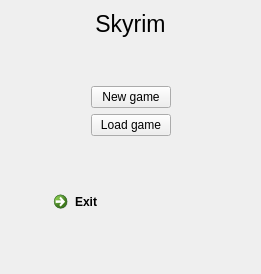
Above: mainwindow.ui from sorge13248/skyrimqt before the change. Below: the same form after it.
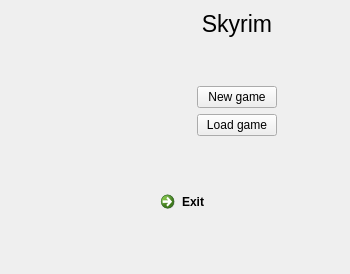
That is the form after the change.

The edit to the form file:
```diff
--- a/mainwindow.ui
+++ b/mainwindow.ui
@@ -6,19 +6,19 @@
    <rect>
     <x>0</x>
     <y>0</y>
-    <width>261</width>
+    <width>350</width>
     <height>274</height>
    </rect>
   </property>
   <property name="minimumSize">
    <size>
-    <width>261</width>
+    <width>350</width>
     <height>274</height>
    </size>
   </property>
   <property name="maximumSize">
    <size>
-    <width>261</width>
+    <width>350</width>
     <height>274</height>
    </size>
   </property>
@@ -27,9 +27,13 @@
   </property>
   <widget class="QWidget" name="centralWidget">
    <layout class="QGridLayout" name="gridLayout">
-    <item row="0" column="0">
+    <item row="1" column="1">
+     <layout class="QHBoxLayout" name="horizontalLayout_5">
+      <item>
      <layout class="QVBoxLayout" name="verticalLayout">
       <item>
+         <layout class="QHBoxLayout" name="horizontalLayout_4">
+          <item>
        <widget class="QLabel" name="label">
         <property name="font">
          <font>
@@ -44,6 +48,8 @@
         </property>
        </widget>
       </item>
+         </layout>
+        </item>
       <item>
        <spacer name="verticalSpacer_2">
         <property name="orientation">
@@ -207,6 +213,33 @@
        </spacer>
       </item>
      </layout>
+      </item>
+     </layout>
+    </item>
+    <item row="1" column="0">
+     <widget class="QLabel" name="logoLabel">
+      <property name="minimumSize">
+       <size>
+        <width>118</width>
+        <height>182</height>
+       </size>
+      </property>
+      <property name="maximumSize">
+       <size>
+        <width>118</width>
+        <height>182</height>
+       </size>
+      </property>
+      <property name="styleSheet">
+       <string notr="true">margin-left: 20px</string>
+      </property>
+      <property name="text">
+       <string/>
+      </property>
+      <property name="scaledContents">
+       <bool>false</bool>
+      </property>
+     </widget>
     </item>
    </layout>
   </widget>
```
Lines whose indentation alone changed are shown as unchanged.
